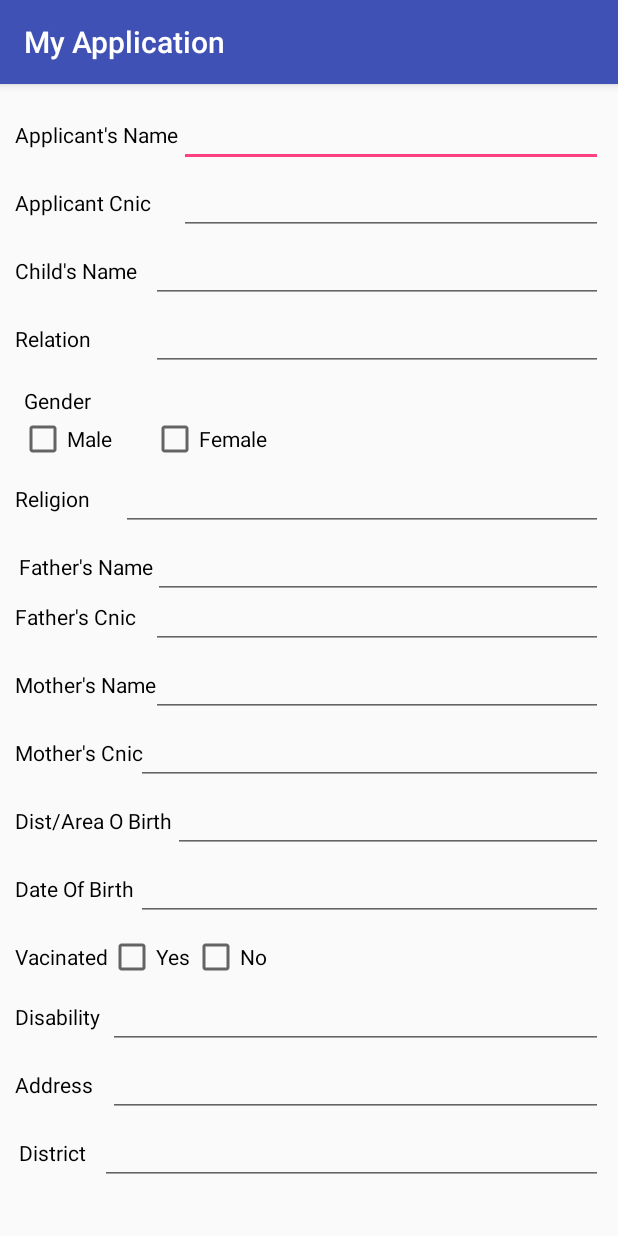
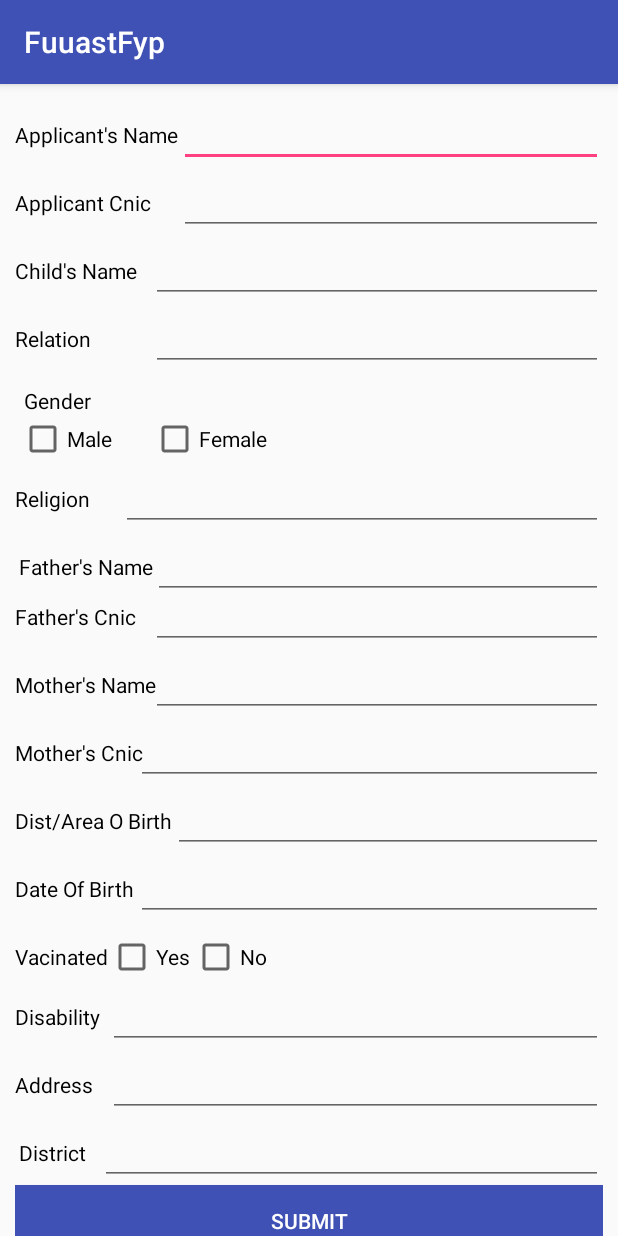
Before and after one commit to adnan94/E-Polio-Vacination-System, an Android app: the screen it shows after launch (MainActivity), on a phone screen of 412 x 824 dp. Run offline under Robolectric (Android 15) with nearby library versions, the phone set to English and light mode, and no system bars; our stand-ins replace Firebase (no records; nobody signed in at launch, a user with empty details on screens opened directly).

Commit message:
Firebase integrtion , Firebase Handler , AppClass , View Casting , Xml, Packages

```diff
--- a/app/src/main/AndroidManifest.xml
+++ b/app/src/main/AndroidManifest.xml
@@ -3,12 +3,18 @@
     package="com.example.ali.myapplication">
 
     <application
+        android:name=".Activities.Utils.AppController"
         android:allowBackup="true"
         android:icon="@mipmap/ic_launcher"
-        android:label="@string/app_name"
+        android:label="FuuastFyp"
         android:supportsRtl="true"
         android:theme="@style/AppTheme">
-        <activity android:name=".MainActivity">
+
+
+        <activity
+            android:name=".Activities.Activity.MainActivity"
+            android:screenOrientation="portrait">
+
             <intent-filter>
                 <action android:name="android.intent.action.MAIN" />
 
--- /dev/null
+++ b/app/src/main/java/com/example/ali/myapplication/Activities/Activity/MainActivity.java
@@ -0,0 +1,55 @@
+package com.example.ali.myapplication.Activities.Activity;
+
+import android.os.Bundle;
+import android.support.v7.app.AppCompatActivity;
+import android.view.View;
+import android.widget.Button;
+import android.widget.CheckBox;
+import android.widget.EditText;
+
+import com.example.ali.myapplication.Activities.Utils.FirebaseHandler;
+import com.example.ali.myapplication.R;
+
+public class MainActivity extends AppCompatActivity {
+    EditText name, cnic, childName, relation, religion, fatherName, fatherCnic, motherName, motherCnic, areaOfBirth, dateOfBirth, disability, address, district;
+    Button submit;
+    CheckBox yes, no;
+
+    @Override
+    protected void onCreate(Bundle savedInstanceState) {
+        super.onCreate(savedInstanceState);
+        setContentView(R.layout.activity_main);
+        cast();
+        clickListeners();
+    }
+
+    private void clickListeners() {
+        submit.setOnClickListener(new View.OnClickListener() {
+            @Override
+            public void onClick(View v) {
+
+            }
+        });
+    }
+
+
+    private void cast() {
+        name = (EditText) findViewById(R.id.editTextApplicantName);
+        cnic = (EditText) findViewById(R.id.editTextApplicantCnic);
+        childName = (EditText) findViewById(R.id.editTextChildName);
+        relation = (EditText) findViewById(R.id.editTextRelation);
+        religion = (EditText) findViewById(R.id.editTextReligion);
+        fatherName = (EditText) findViewById(R.id.editTextFatherName);
+        fatherCnic = (EditText) findViewById(R.id.editTextFatherCnic);
+        motherName = (EditText) findViewById(R.id.editTextMotherName);
+        motherCnic = (EditText) findViewById(R.id.editTextMotherCnic);
+        areaOfBirth = (EditText) findViewById(R.id.editTextAreaOfBirth);
+        dateOfBirth = (EditText) findViewById(R.id.editTextDateOfBirth);
+        disability = (EditText) findViewById(R.id.editTextDisability);
+        address = (EditText) findViewById(R.id.editTextAddress);
+        district = (EditText) findViewById(R.id.editTextDistrict);
+        submit = (Button) findViewById(R.id.submitForm);
+        yes = (CheckBox) findViewById(R.id.checkBoxYes);
+        no = (CheckBox) findViewById(R.id.checkBoxNo);
+    }
+}
--- /dev/null
+++ b/app/src/main/java/com/example/ali/myapplication/Activities/ModelClasses/BForm.java
@@ -0,0 +1,9 @@
+package com.example.ali.myapplication.Activities.ModelClasses;
+
+/**
+ * Created by ADnan on 8/19/2017.
+ */
+
+public class BForm {
+
+}
--- /dev/null
+++ b/app/src/main/java/com/example/ali/myapplication/Activities/Utils/AppController.java
@@ -0,0 +1,17 @@
+package com.example.ali.myapplication.Activities.Utils;
+
+import android.app.Application;
+
+import com.google.firebase.database.FirebaseDatabase;
+
+/**
+ * Created by ADnan on 8/19/2017.
+ */
+
+public class AppController extends Application {
+    @Override
+    public void onCreate() {
+        FirebaseDatabase.getInstance().setPersistenceEnabled(true);
+        super.onCreate();
+    }
+}
--- /dev/null
+++ b/app/src/main/java/com/example/ali/myapplication/Activities/Utils/FirebaseHandler.java
@@ -0,0 +1,19 @@
+package com.example.ali.myapplication.Activities.Utils;
+
+import com.google.firebase.database.DatabaseReference;
+import com.google.firebase.database.FirebaseDatabase;
+
+/**
+ * Created by ADnan on 8/19/2017.
+ */
+
+public class FirebaseHandler {
+    public static DatabaseReference databaseReference;
+
+
+    public static DatabaseReference getDataBaseReference() {
+        databaseReference = FirebaseDatabase.getInstance().getReference().child("AppData");
+        databaseReference.keepSynced(true);
+        return databaseReference;
+    }
+}
--- /dev/null
+++ b/app/src/main/java/com/example/ali/myapplication/Activities/Utils/Utils.java
@@ -0,0 +1,8 @@
+package com.example.ali.myapplication.Activities.Utils;
+
+/**
+ * Created by ADnan on 8/19/2017.
+ */
+
+public class Utils {
+}
--- a/app/src/main/res/layout/activity_main.xml
+++ b/app/src/main/res/layout/activity_main.xml
@@ -10,7 +10,7 @@
         android:layout_width="match_parent"
         android:layout_height="match_parent"
         android:padding="10dp"
-        tools:context="com.example.ali.myapplication.MainActivity">
+        tools:context="com.example.ali.myapplication.Activities.MainActivity">
 
 
         <EditText
@@ -299,101 +299,110 @@
             android:id="@+id/textViewVacinated"
             android:layout_width="wrap_content"
             android:layout_height="wrap_content"
-            android:text="Vacinated"
-            android:textColor="#000"
-            android:layout_below="@+id/editTextDateOfBirth"
             android:layout_alignLeft="@+id/textViewDateOfBirth"
             android:layout_alignStart="@+id/textViewDateOfBirth"
-            android:layout_marginTop="14dp" />
+            android:layout_below="@+id/editTextDateOfBirth"
+            android:layout_marginTop="14dp"
+            android:text="Vacinated"
+            android:textColor="#000" />
 
         <CheckBox
             android:id="@+id/checkBoxYes"
             android:layout_width="wrap_content"
             android:layout_height="wrap_content"
-            android:text="Yes"
-            android:textColor="#000"
             android:layout_alignBaseline="@+id/textViewVacinated"
             android:layout_alignBottom="@+id/textViewVacinated"
+            android:layout_toEndOf="@+id/textViewVacinated"
             android:layout_toRightOf="@+id/textViewVacinated"
-            android:layout_toEndOf="@+id/textViewVacinated" />
+            android:text="Yes"
+            android:textColor="#000" />
 
         <TextView
-            android:text="Disability"
+            android:id="@+id/textViewDisability"
             android:layout_width="wrap_content"
             android:layout_height="wrap_content"
-            android:textColor="#000"
-            android:id="@+id/textViewDisability"
             android:layout_alignBaseline="@+id/editTextDisability"
             android:layout_alignBottom="@+id/editTextDisability"
             android:layout_alignParentLeft="true"
-            android:layout_alignParentStart="true" />
+            android:layout_alignParentStart="true"
+            android:text="Disability"
+            android:textColor="#000" />
 
         <EditText
+            android:id="@+id/editTextDisability"
             android:layout_width="wrap_content"
             android:layout_height="wrap_content"
-            android:inputType="textPersonName"
+            android:layout_alignLeft="@+id/checkBoxYes"
+            android:layout_alignParentEnd="true"
+            android:layout_alignParentRight="true"
+            android:layout_alignStart="@+id/checkBoxYes"
+            android:layout_below="@+id/checkBoxYes"
             android:ems="10"
-            android:id="@+id/editTextDisability"
-            android:layout_below="@+id/checkBoxYes"
-            android:layout_alignParentRight="true"
-            android:layout_alignParentEnd="true"
-            android:layout_alignLeft="@+id/checkBoxYes"
-            android:layout_alignStart="@+id/checkBoxYes" />
+            android:inputType="textPersonName" />
 
         <EditText
+            android:id="@+id/editTextAddress"
             android:layout_width="wrap_content"
             android:layout_height="wrap_content"
-            android:inputType="textPersonName"
+            android:layout_alignLeft="@+id/editTextDisability"
+            android:layout_alignParentEnd="true"
+            android:layout_alignParentRight="true"
+            android:layout_alignStart="@+id/editTextDisability"
+            android:layout_below="@+id/editTextDisability"
             android:ems="10"
-            android:id="@+id/editTextAddress"
-            android:layout_below="@+id/editTextDisability"
-            android:layout_alignLeft="@+id/editTextDisability"
-            android:layout_alignStart="@+id/editTextDisability"
-            android:layout_alignParentRight="true"
-            android:layout_alignParentEnd="true" />
+            android:inputType="textPersonName" />
 
         <TextView
-            android:text="Address"
+            android:id="@+id/textViewAddress"
             android:layout_width="wrap_content"
             android:layout_height="wrap_content"
-            android:id="@+id/textViewAddress"
             android:layout_alignBaseline="@+id/editTextAddress"
-            android:textColor="#000"
             android:layout_alignBottom="@+id/editTextAddress"
             android:layout_alignParentLeft="true"
-            android:layout_alignParentStart="true" />
+            android:layout_alignParentStart="true"
+            android:text="Address"
+            android:textColor="#000" />
 
         <TextView
-            android:text="District"
+            android:id="@+id/textViewDistrict"
             android:layout_width="wrap_content"
             android:layout_height="wrap_content"
-            android:id="@+id/textViewDistrict"
-            android:textColor="#000"
             android:layout_alignBaseline="@+id/editTextDistrict"
             android:layout_alignBottom="@+id/editTextDistrict"
             android:layout_alignLeft="@+id/textViewFatherName"
-            android:layout_alignStart="@+id/textViewFatherName" />
+            android:layout_alignStart="@+id/textViewFatherName"
+            android:text="District"
+            android:textColor="#000" />
 
         <CheckBox
             android:id="@+id/checkBoxNo"
             android:layout_width="wrap_content"
             android:layout_height="wrap_content"
+            android:layout_above="@+id/editTextDisability"
+            android:layout_alignEnd="@+id/checkBoxFemale"
+            android:layout_alignRight="@+id/checkBoxFemale"
             android:text="No"
-            android:textColor="#000"
-            android:layout_above="@+id/editTextDisability"
-            android:layout_alignRight="@+id/checkBoxFemale"
-            android:layout_alignEnd="@+id/checkBoxFemale" />
+            android:textColor="#000" />
 
         <EditText
+            android:id="@+id/editTextDistrict"
             android:layout_width="wrap_content"
             android:layout_height="wrap_content"
-            android:inputType="textPersonName"
-            android:ems="10"
-            android:id="@+id/editTextDistrict"
+            android:layout_alignParentEnd="true"
+            android:layout_alignParentRight="true"
             android:layout_below="@+id/editTextAddress"
             android:layout_toRightOf="@+id/textViewDisability"
-            android:layout_alignParentRight="true"
-            android:layout_alignParentEnd="true" />
+            android:ems="10"
+            android:inputType="textPersonName" />
 
+        <Button
+            android:layout_width="match_parent"
+            android:layout_height="wrap_content"
+            android:background="#3f51b4"
+            android:text="Submit"
+            android:textColor="#fff"
+            android:id="@+id/submitForm"
+            android:layout_below="@id/editTextDistrict"
+            />
     </RelativeLayout>
 </ScrollView>
--- a/build.gradle
+++ b/build.gradle
@@ -5,8 +5,8 @@ buildscript {
         jcenter()
     }
     dependencies {
-        classpath 'com.android.tools.build:gradle:2.3.0'
-
+        classpath 'com.android.tools.build:gradle:1.5.0'
+        classpath 'com.google.gms:google-services:3.1.0'
         // NOTE: Do not place your application dependencies here; they belong
         // in the individual module build.gradle files
     }
```
Also changed, not shown: app/build.gradle (+8 -2 lines), 1 other file.
